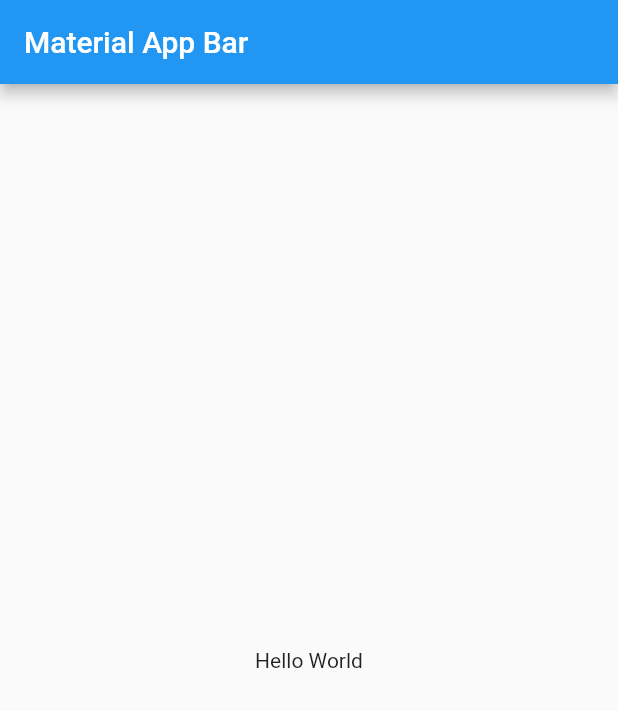
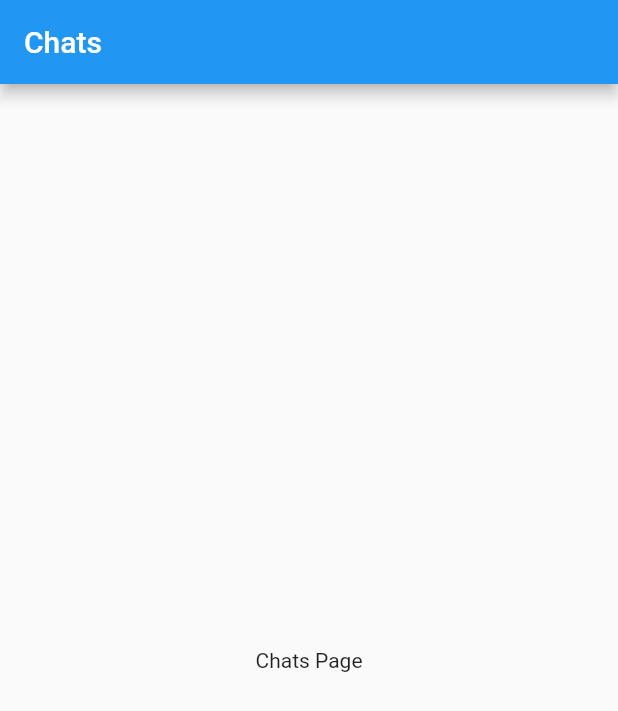
Before and after one commit to alperefesahin/responsive_adaptive_flutter, a Flutter app: the screen it shows after launch, on a phone screen of 412 x 824 dp. Shown: the top 711 px of the screen. Run offline on Flutter 3.47's test engine with Material 2 defaults, Android fonts, the phone set to English and light mode, and no system bars.

Commit message:
create responsive layout widget

```diff
--- a/lib/presentation/core/app_widget.dart
+++ b/lib/presentation/core/app_widget.dart
@@ -1,19 +1,19 @@
 import 'package:flutter/material.dart';
+import 'package:responsive_online_clinic_ui/presentation/core/responsive_widget.dart';
+import 'package:responsive_online_clinic_ui/presentation/pages/appointments/appointments_page.dart';
+import 'package:responsive_online_clinic_ui/presentation/pages/chats/chats_page.dart';
 
 class AppWidget extends StatelessWidget {
   const AppWidget({super.key});
 
   @override
   Widget build(BuildContext context) {
-    return MaterialApp(
+    return const MaterialApp(
       title: 'Responsive Online Clinic UI App',
-      home: Scaffold(
-        appBar: AppBar(
-          title: const Text('Material App Bar'),
-        ),
-        body: const Center(
-          child: Text('Hello World'),
-        ),
+      // Since we have 2 pages in the design, we will create 2 different pages for the related layouts.
+      home: ResponsiveLayout(
+        mobileLayout: ChatsPage(),
+        desktopLayout: AppointmentsPage(),
       ),
     );
   }
--- /dev/null
+++ b/lib/presentation/core/responsive_widget.dart
@@ -0,0 +1,25 @@
+import 'package:flutter/material.dart';
+
+class ResponsiveLayout extends StatelessWidget {
+  const ResponsiveLayout({
+    super.key,
+    required this.mobileLayout,
+    required this.desktopLayout,
+  });
+
+  final Widget mobileLayout;
+  final Widget desktopLayout;
+
+  @override
+  Widget build(BuildContext context) {
+    return LayoutBuilder(
+      builder: (BuildContext context, BoxConstraints constraints) {
+        if (constraints.maxWidth < 768) {
+          return mobileLayout;
+        } else {
+          return desktopLayout;
+        }
+      },
+    );
+  }
+}
--- /dev/null
+++ b/lib/presentation/pages/appointments/appointments_page.dart
@@ -0,0 +1,17 @@
+import 'package:flutter/material.dart';
+
+class AppointmentsPage extends StatelessWidget {
+  const AppointmentsPage({super.key});
+
+  @override
+  Widget build(BuildContext context) {
+    return Scaffold(
+      appBar: AppBar(
+        title: const Text('Appointments'),
+      ),
+      body: const Center(
+        child: Text('Appointments Page'),
+      ),
+    );
+  }
+}
--- /dev/null
+++ b/lib/presentation/pages/chats/chats_page.dart
@@ -0,0 +1,17 @@
+import 'package:flutter/material.dart';
+
+class ChatsPage extends StatelessWidget {
+  const ChatsPage({super.key});
+
+  @override
+  Widget build(BuildContext context) {
+    return Scaffold(
+      appBar: AppBar(
+        title: const Text('Chats'),
+      ),
+      body: const Center(
+        child: Text('Chats Page'),
+      ),
+    );
+  }
+}
```
